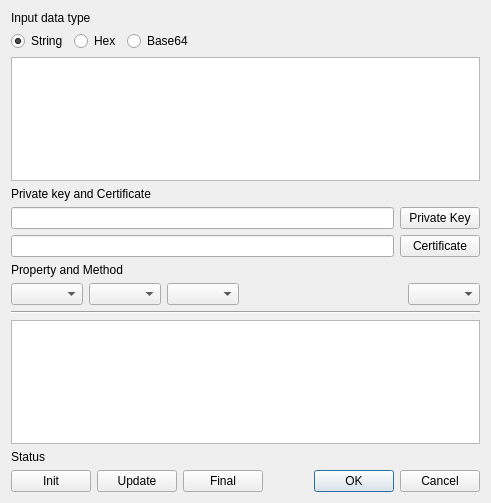
Old version of the form BerViewer/sign_verify_dlg.ui in the repository jykim74/BerEditor.
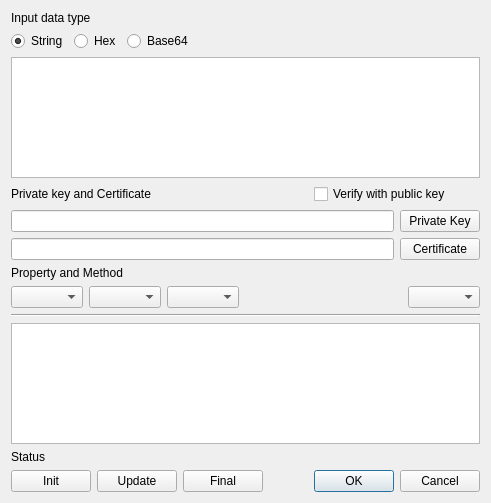
New version of the form.

```diff
--- a/BerViewer/sign_verify_dlg.ui
+++ b/BerViewer/sign_verify_dlg.ui
@@ -210,6 +210,13 @@
      </property>
     </spacer>
    </item>
+   <item row="3" column="4">
+    <widget class="QCheckBox" name="mPubKeyVerifyCheck">
+     <property name="text">
+      <string>Verify with public key</string>
+     </property>
+    </widget>
+   </item>
   </layout>
  </widget>
  <resources/>
```
Left out of the diff: 2 changed lines with no effect on the pictures.
